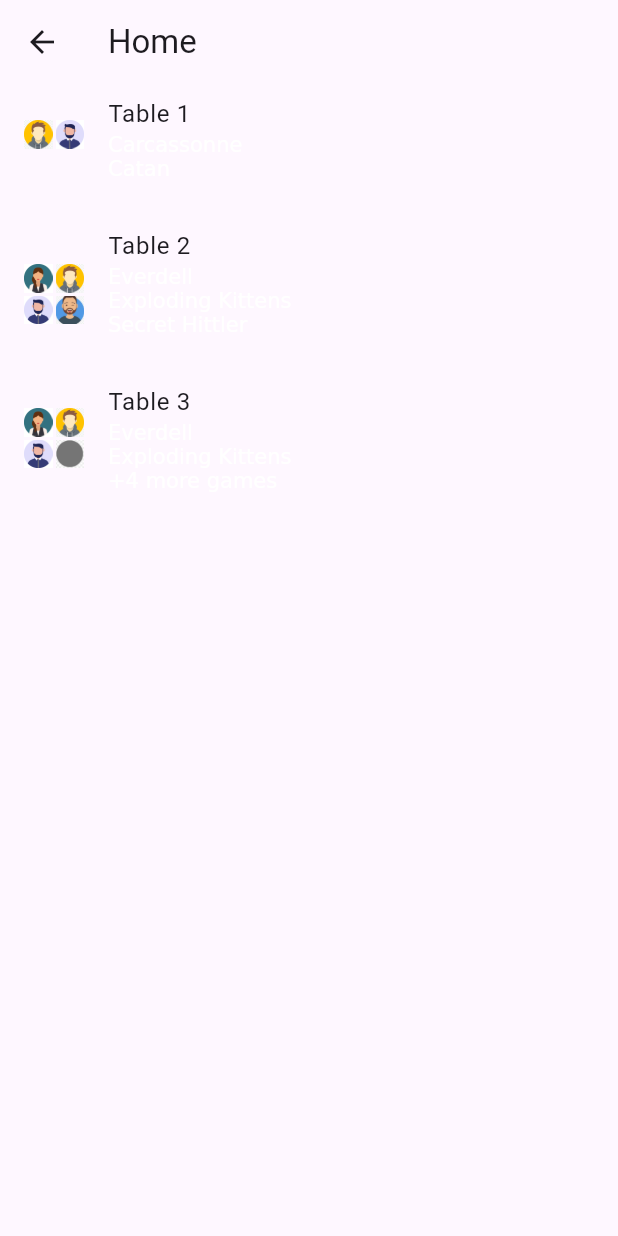
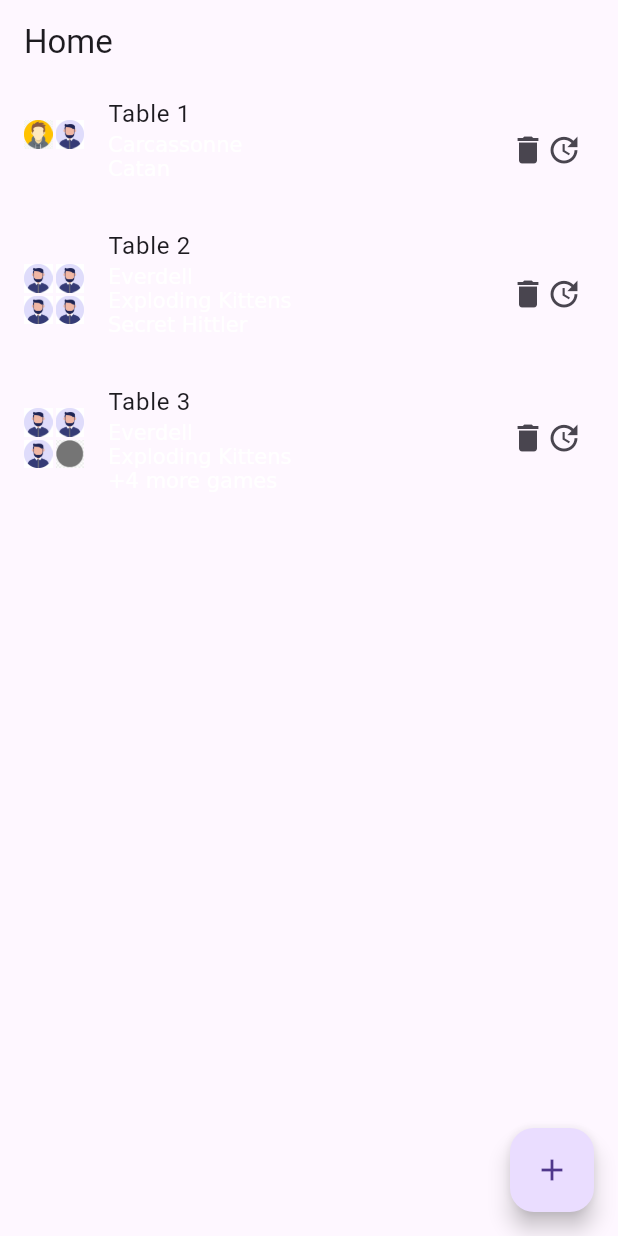
Before and after one commit to Middaco/RegatulJocurilorFlutter, a Flutter app: the screen it shows after launch, after a tap on "Log In", on a phone screen of 412 x 824 dp. Run offline on Flutter 3.47's test engine with Material 3 defaults, Android fonts, the phone set to English and light mode, and no system bars; our stand-ins replace go_router; missing offline and left inert: dart:js.

Commit message:
Functional
Functional Home Page with ok design of every ListTile. Every ListTile now have buttons for delete and update and there Is a floating button for adding tables

```diff
--- a/lib/home_page.dart
+++ b/lib/home_page.dart
@@ -1,7 +1,10 @@
 import 'dart:convert';
+import 'dart:js';
 
 import 'package:flutter/material.dart';
 import 'package:flutter/services.dart';
+import 'package:go_router/go_router.dart';
+import 'package:regatul_jocurilor_flutter/player_instance.dart';
 import 'table_instance.dart';
 
 class HomePage extends StatelessWidget{
@@ -9,7 +12,7 @@ class HomePage extends StatelessWidget{
 
   var listOfTables = <GameTable>[];
 
-  Widget buildTable(GameTable currentGameTable){
+  Widget buildTable(BuildContext context, GameTable currentGameTable){
     List<InlineSpan> gameBoardsSpan =
       currentGameTable.gamesPlayedAtThisTable.map(
             (gameBoard) => TextSpan(text: '$gameBoard\n')
@@ -20,15 +23,35 @@ class HomePage extends StatelessWidget{
       gameBoardsSpan.add(TextSpan(text: '+$numberOfLeftoverBoardGames more games'));
     }
     return ListTile(
+      //onTap: (){
+      //  context.goNamed('table', pathParameters: {'tableId' : currentGameTable.nameOfTable});
+      //},
       leading: ImageGroup(
-          images: currentGameTable.playerAvatars
+          images: currentGameTable.getPlayersAvatars()
       ),
       title: Text(currentGameTable.nameOfTable),
       subtitle: RichText(
         text: TextSpan(
           children: gameBoardsSpan
         ),
-      )
+      ),
+      trailing: Row(
+        mainAxisSize: MainAxisSize.min,
+        children: [
+          GestureDetector(
+            onTap: () {
+              //TODO: delete this table
+            },
+            child: const Icon(Icons.delete)
+          ),
+          GestureDetector(
+            onTap: (){
+              //TODO: update this table
+            },
+            child: const Icon(Icons.update)
+          )
+        ],
+      ),
     );
 
   }
@@ -37,9 +60,8 @@ class HomePage extends StatelessWidget{
     return ListView.builder(
         itemCount: listOfTables.length,
         itemBuilder: (context, item){
-          return buildTable(listOfTables[item]);
+          return buildTable(context, listOfTables[item]);
         }
-
     );
   }
 
@@ -47,10 +69,18 @@ class HomePage extends StatelessWidget{
     listOfTables.add(
         GameTable(
             nameOfTable: "Table 1",
-            playerAvatars: List<String>.of(
+            listOfPlayersAtThisTable: List<Player>.of(
               [
-                "avatar_images/avatar1.png",
-                "avatar_images/avatar2.png"
+                Player(
+                    username: "Player1",
+                    playerAvatar: "avatar_images/avatar1.png",
+                    gamesScores: {}
+                ),
+                Player(
+                    username: "Player2",
+                    playerAvatar: "avatar_images/avatar2.png",
+                    gamesScores: {}
+                )
               ]
             ),
             gamesPlayedAtThisTable: List<String>.of(
@@ -63,12 +93,28 @@ class HomePage extends StatelessWidget{
     listOfTables.add(
       GameTable(
           nameOfTable: "Table 2",
-          playerAvatars: List<String>.of(
+          listOfPlayersAtThisTable: List<Player>.of(
             [
-              "avatar_images/avatar3.png",
-              "avatar_images/avatar1.png",
-              "avatar_images/avatar2.png",
-              "avatar_images/avatar4.png",
+              Player(
+                  username: "Player1",
+                  playerAvatar: "avatar_images/avatar2.png",
+                  gamesScores: {}
+              ),
+              Player(
+                  username: "Player2",
+                  playerAvatar: "avatar_images/avatar2.png",
+                  gamesScores: {}
+              ),
+              Player(
+                  username: "Player3",
+                  playerAvatar: "avatar_images/avatar2.png",
+                  gamesScores: {}
+              ),
+              Player(
+                  username: "Player4",
+                  playerAvatar: "avatar_images/avatar2.png",
+                  gamesScores: {}
+              )
             ]
           ),
           gamesPlayedAtThisTable: List<String>.of(
@@ -82,16 +128,38 @@ class HomePage extends StatelessWidget{
     listOfTables.add(
       GameTable(
           nameOfTable: "Table 3",
-          playerAvatars: List<String>.of(
+          listOfPlayersAtThisTable: List<Player>.of(
             [
-              "avatar_images/avatar3.png",
-              "avatar_images/avatar1.png",
-              "avatar_images/avatar2.png",
-              "avatar_images/avatar4.png",
-              "avatar_images/avatar3.png",
-              "avatar_images/avatar1.png",
-              "avatar_images/avatar2.png",
-              "avatar_images/avatar4.png",
+              Player(
+                  username: "Player1",
+                  playerAvatar: "avatar_images/avatar2.png",
+                  gamesScores: {}
+              ),
+              Player(
+                  username: "Player2",
+                  playerAvatar: "avatar_images/avatar2.png",
+                  gamesScores: {}
+              ),
+              Player(
+                  username: "Player3",
+                  playerAvatar: "avatar_images/avatar2.png",
+                  gamesScores: {}
+              ),
+              Player(
+                  username: "Player4",
+                  playerAvatar: "avatar_images/avatar2.png",
+                  gamesScores: {}
+              ),
+              Player(
+                  username: "Player5",
+                  playerAvatar: "avatar_images/avatar2.png",
+                  gamesScores: {}
+              ),
+              Player(
+                  username: "Player6",
+                  playerAvatar: "avatar_images/avatar2.png",
+                  gamesScores: {}
+              )
             ]
           ),
           gamesPlayedAtThisTable: List<String>.of(
@@ -120,6 +188,13 @@ class HomePage extends StatelessWidget{
         title: const Text('Home'),
       ),
       body: buildListOfTables(context),
+      floatingActionButton: FloatingActionButton(
+        child: const Icon(Icons.add),
+        onPressed: () {
+
+        },
+      ),
+
     );
   }
 
--- a/lib/main.dart
+++ b/lib/main.dart
@@ -1,13 +1,30 @@
 import 'package:flutter/material.dart';
 import 'package:regatul_jocurilor_flutter/home_page.dart';
+import 'package:go_router/go_router.dart';
 
 void main() {
-  runApp(MaterialApp(
-    initialRoute: '/login',
-    routes: <String, WidgetBuilder>{
-      '/login' : (BuildContext context) => const LogInPage(),
-      '/' : (BuildContext context) => HomePage()
-    },
+  GoRouter router = GoRouter(
+    initialLocation: '/login',
+    routes: [
+      GoRoute(
+        name : 'home',
+        path: '/',
+        builder: (context, state) => HomePage()
+      ),
+      GoRoute(
+          name: 'login',
+          path: '/login',
+          builder: (context, state) => const LogInPage()
+      ),
+      //GoRoute(
+      //    name: 'table',
+      //    path: '/Tables/:tableId',
+          //builder: (context, state) => TablePage(tableId)
+      //)
+    ]
+  );
+  runApp(MaterialApp.router(
+    routerConfig: router,
   ));
 }
 
@@ -65,7 +82,7 @@ class LogInPage extends StatelessWidget{
                     textStyle: const TextStyle(fontSize: 20),
                   ),
                   onPressed: () {
-                    Navigator.pushNamed(context, '/');
+                    context.goNamed('home');
                   },
                   child: const Text('Log In'),
                 ),
--- /dev/null
+++ b/lib/player_instance.dart
@@ -0,0 +1,14 @@
+import 'dart:core';
+
+class Player {
+  //TODO: point to an empty avatar photo
+  late String? playerAvatar;
+  late String username;
+  late Map<String, int>? gamesScores;
+
+  Player({
+    required this.username,
+    this.playerAvatar,
+    this.gamesScores
+  });
+}
--- a/lib/table_instance.dart
+++ b/lib/table_instance.dart
@@ -1,12 +1,19 @@
 import 'dart:core';
+import 'player_instance.dart';
 
 class GameTable{
   late String nameOfTable;
   //a list of the paths that lead to some avatars
-  late List<String> playerAvatars;
   late List<String> gamesPlayedAtThisTable;
+  late List<Player> listOfPlayersAtThisTable;
 
   GameTable({required this.nameOfTable,
-      required this.playerAvatars,
+      required this.listOfPlayersAtThisTable,
       required this.gamesPlayedAtThisTable});
+
+  List<String> getPlayersAvatars(){
+    return listOfPlayersAtThisTable
+        .map((player) => player.playerAvatar as String)
+        .toList();
+  }
 }
--- a/pubspec.yaml
+++ b/pubspec.yaml
@@ -35,6 +35,7 @@ dependencies:
   # The following adds the Cupertino Icons font to your application.
   # Use with the CupertinoIcons class for iOS style icons.
   cupertino_icons: ^1.0.2
+  go_router: ^13.0.0
 
 dev_dependencies:
   flutter_test:
```
Also changed, not shown: lib/table_page.dart (added), pubspec.lock.
